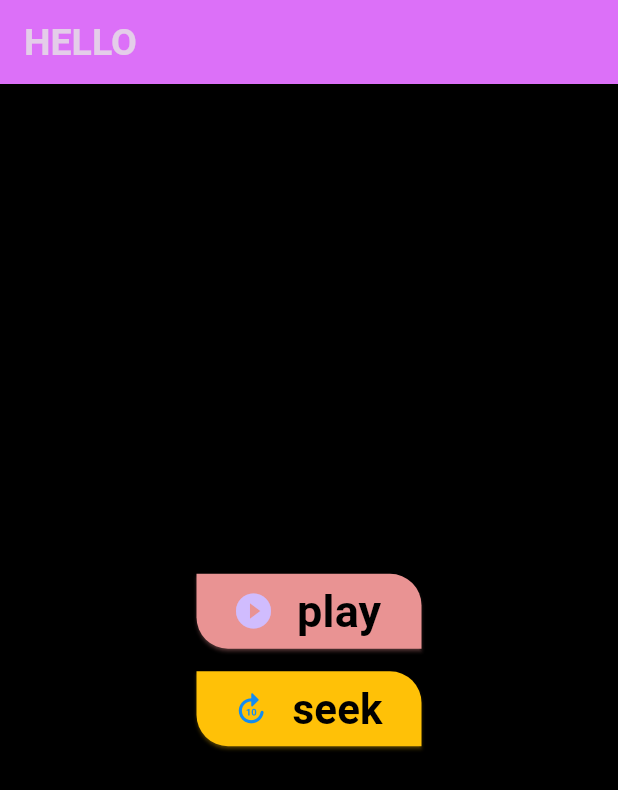
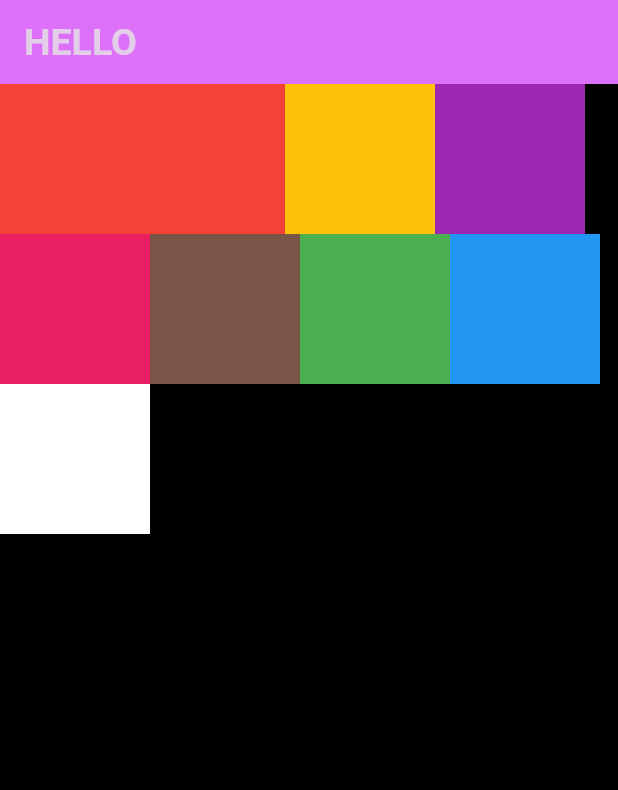
Before and after one commit to GauriRocksies/LearnFlutter-, a Flutter app: the screen it shows after launch, on a phone screen of 412 x 824 dp. Shown: the top 790 px of the screen. Run offline on Flutter 3.47's test engine with Material 3 defaults, Android fonts, the light colour scheme and no system bars; project files that could hold a hidden picture were left out.

Commit message:
Modified main method for showing Wrap.dart

```diff
--- a/git_flutter/lib/main.dart
+++ b/git_flutter/lib/main.dart
@@ -1,4 +1,6 @@
 import 'package:flutter/material.dart';
+import 'package:git_flutter/avatar/Wrap.dart';
+import 'package:git_flutter/avatar/gridDemo.dart';
 //import 'package:git_flutter/avatar/StackWidget.dart';
 //import 'package:git_flutter/avatar/card.dart';
 //import 'package:git_flutter/pages/DivWidget.dart';
@@ -69,55 +71,57 @@ class _MyHomePageState extends State<MyHomePage> {
 
       //body: Container(child: StackDemo()),
 
-        body: Center(
-          child: Column(
-            mainAxisAlignment: MainAxisAlignment.center,
-            children: [
-              Container(
-                width: 150,
-                height: 50,
-                child: RoundedButton(
-                  btnName: 'play',
-                  icon: Icon(
-                    Icons.play_circle_fill,
-                    size: 28,
-                  ),
-                  callBack: () {
-                    print("Logged In");
-                  },
-                  textStyle: TextStyle(
-                    fontSize: 30,
-                    color: const Color.fromARGB(255, 0, 0, 0),
-                    fontWeight: FontWeight.w600,
-                  ),
-                ),
-              ),
-              Container(
-                height: 15,
-              ),
-              Container(
-                width: 150,
-                height: 50,
-                child: RoundedButton(
-                  btnName: 'seek',
-                  icon: Icon(
-                    Icons.forward_10_rounded,
-                    size: 25,
-                    color: const Color.fromARGB(255, 19, 140, 240),
-                  ),
-                  callBack: () {
-                    print("Played");
-                  },
-                  bgColor: Colors.amber,
-                  textStyle: TextStyle(
-                    fontSize: 28,
-                    color: const Color.fromARGB(255, 0, 0, 0),
-                    fontWeight: FontWeight.w600,
-                  ),
-                ),
-              )
-            ],
-          ),
-        ));
+      // body: Center(
+      //   child: Column(
+      //     mainAxisAlignment: MainAxisAlignment.center,
+      //     children: [
+      //       Container(
+      //         width: 150,
+      //         height: 50,
+      //         child: RoundedButton(
+      //           btnName: 'play',
+      //           icon: Icon(
+      //             Icons.play_circle_fill,
+      //             size: 28,
+      //           ),
+      //           callBack: () {
+      //             print("Logged In");
+      //           },
+      //           textStyle: TextStyle(
+      //             fontSize: 30,
+      //             color: const Color.fromARGB(255, 0, 0, 0),
+      //             fontWeight: FontWeight.w600,
+      //           ),
+      //         ),
+      //       ),
+      //       Container(
+      //         height: 15,
+      //       ),
+      //       Container(
+      //         width: 150,
+      //         height: 50,
+      //         child: RoundedButton(
+      //           btnName: 'seek',
+      //           icon: Icon(
+      //             Icons.forward_10_rounded,
+      //             size: 25,
+      //             color: const Color.fromARGB(255, 19, 140, 240),
+      //           ),
+      //           callBack: () {
+      //             print("Played");
+      //           },
+      //           bgColor: Colors.amber,
+      //           textStyle: TextStyle(
+      //             fontSize: 28,
+      //             color: const Color.fromARGB(255, 0, 0, 0),
+      //             fontWeight: FontWeight.w600,
+      //           ),
+      //         ),
+      //       )
+      //     ],
+      //   ),
+
+      body: WrapWidget(),
+    );
   }
 }
```
Lines whose indentation alone changed are shown as unchanged.
